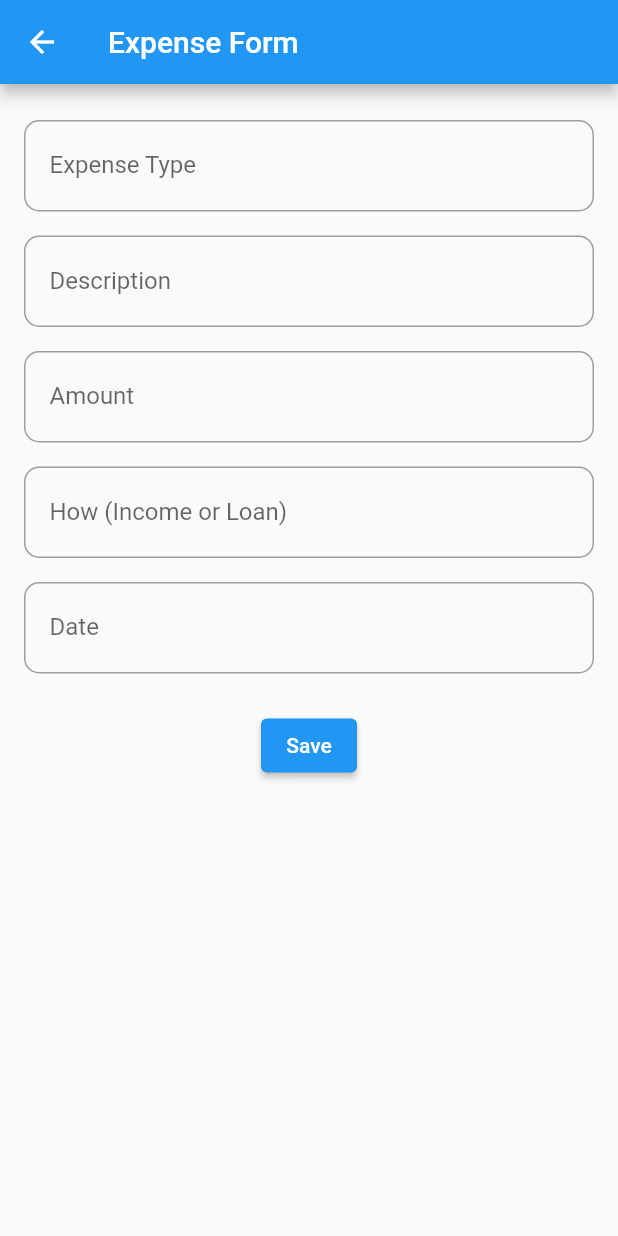
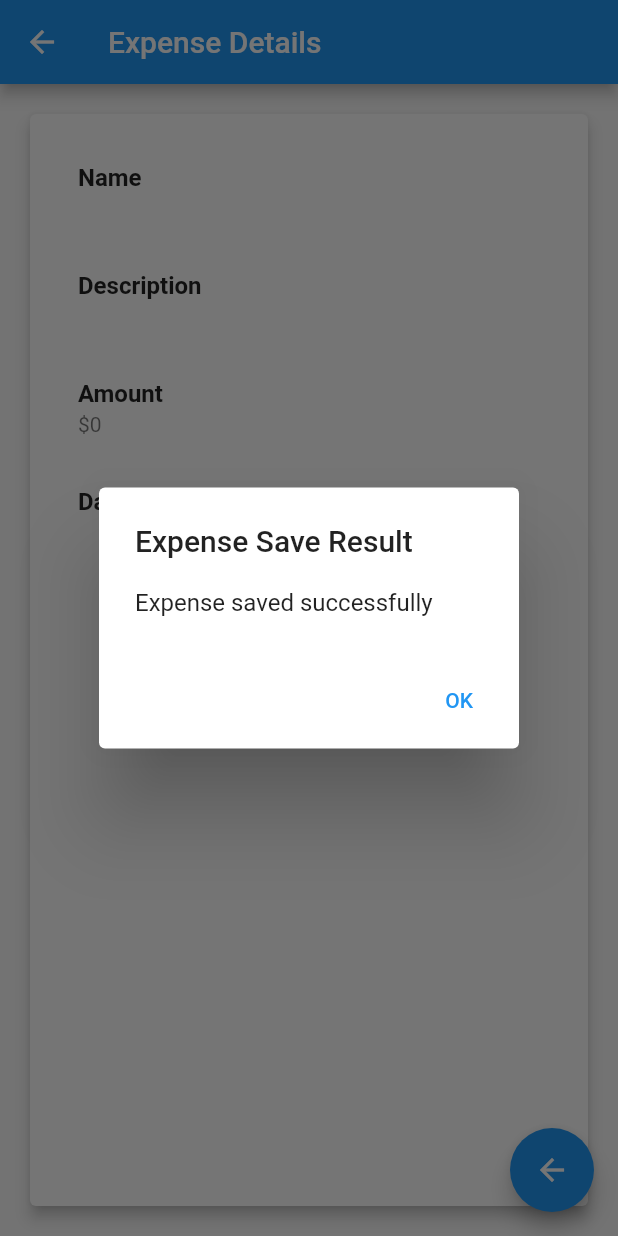
Before and after one commit to KalpaniAthukorala/Fintech_App, a Flutter app: the ExpenseForm screen opened directly, after a tap on "Save", on a phone screen of 412 x 824 dp. Run offline on Flutter 3.47's test engine with Material 2 defaults, Android fonts, the phone set to English and light mode, and no system bars; our stand-ins replace cloud_firestore, firebase_auth, firebase_core; accounts and stored records are empty; network calls fail.

Commit message:
expenses save functionality implemented

```diff
--- /dev/null
+++ b/lib/screens/expenses/ExpenseListPage.dart
@@ -0,0 +1,65 @@
+import 'package:flutter/material.dart';
+
+class ExpenseListPage extends StatelessWidget {
+  final Map<String, dynamic> expenseData;
+
+  ExpenseListPage(this.expenseData);
+
+  @override
+  Widget build(BuildContext context) {
+    return Scaffold(
+      appBar: AppBar(
+        title: Text('Expense Details'),
+      ),
+      body: Padding(
+        padding: const EdgeInsets.all(16.0),
+        child: Card(
+          elevation: 4.0,
+          child: Padding(
+            padding: const EdgeInsets.all(16.0),
+            child: Column(
+              crossAxisAlignment: CrossAxisAlignment.start,
+              children: [
+                ListTile(
+                  title: Text(
+                    'Name',
+                    style: TextStyle(fontWeight: FontWeight.bold),
+                  ),
+                  subtitle: Text(expenseData['name']),
+                ),
+                ListTile(
+                  title: Text(
+                    'Description',
+                    style: TextStyle(fontWeight: FontWeight.bold),
+                  ),
+                  subtitle: Text(expenseData['description']),
+                ),
+                ListTile(
+                  title: Text(
+                    'Amount',
+                    style: TextStyle(fontWeight: FontWeight.bold),
+                  ),
+                  subtitle: Text('\$${expenseData['amount']}'),
+                ),
+                ListTile(
+                  title: Text(
+                    'Date',
+                    style: TextStyle(fontWeight: FontWeight.bold),
+                  ),
+                  subtitle: Text(expenseData['date']),
+                ),
+              ],
+            ),
+          ),
+        ),
+      ),
+      floatingActionButton: FloatingActionButton(
+        onPressed: () {
+          // Navigate to the page for adding new expenses
+          Navigator.of(context).pop();
+        },
+        child: Icon(Icons.arrow_back),
+      ),
+    );
+  }
+}
--- a/lib/screens/expenses/expense_form.dart
+++ b/lib/screens/expenses/expense_form.dart
@@ -1,4 +1,6 @@
 import 'package:flutter/material.dart';
+import 'package:cloud_firestore/cloud_firestore.dart';
+import 'package:flutter1/screens/expenses/ExpenseListPage.dart';
 
 class ExpenseForm extends StatefulWidget {
   @override
@@ -6,15 +8,18 @@ class ExpenseForm extends StatefulWidget {
 }
 
 class _ExpenseFormState extends State<ExpenseForm> {
-  final TextEditingController expenseTypeController = TextEditingController();
+  final TextEditingController nameController = TextEditingController();
   final TextEditingController descriptionController = TextEditingController();
   final TextEditingController amountController = TextEditingController();
-  final TextEditingController howController = TextEditingController();
   final TextEditingController dateController = TextEditingController();
 
+  // Reference to Firestore collection
+  final CollectionReference expensesCollection =
+      FirebaseFirestore.instance.collection('test');
+
   // Define a function to create rounded input fields
-  Widget _buildRoundedInputField(
-      TextEditingController controller, String labelText) {
+  Widget _buildRoundedInputField(TextEditingController controller,
+      String labelText, TextInputType inputType) {
     return Container(
       margin: EdgeInsets.symmetric(vertical: 8.0),
       padding: EdgeInsets.symmetric(horizontal: 16.0),
@@ -27,12 +32,33 @@ class _ExpenseFormState extends State<ExpenseForm> {
       ),
       child: TextFormField(
         controller: controller,
+        keyboardType: inputType,
         decoration: InputDecoration(
           labelText: labelText,
           border: InputBorder.none,
         ),
       ),
     );
+  }
+
+  // Function to save expense data to Firestore
+  Future<String> _saveExpense() async {
+    final expenseData = {
+      'name': nameController.text,
+      'description': descriptionController.text,
+      'amount': int.tryParse(amountController.text) ?? 0,
+      'date': dateController.text,
+    };
+
+    try {
+      await expensesCollection.add(expenseData);
+      // Successfully saved to Firestore
+      return 'Expense saved successfully'; // Return a success message
+    } catch (e) {
+      // Handle errors, e.g., show an error message
+      print('Error saving expense: $e');
+      return 'Error saving expense: $e'; // Return an error message
+    }
   }
 
   @override
@@ -46,17 +72,51 @@ class _ExpenseFormState extends State<ExpenseForm> {
         child: SingleChildScrollView(
           child: Column(
             children: [
-              _buildRoundedInputField(expenseTypeController, 'Expense Type'),
-              _buildRoundedInputField(descriptionController, 'Description'),
-              _buildRoundedInputField(amountController, 'Amount'),
-              _buildRoundedInputField(howController, 'How (Income or Loan)'),
-              _buildRoundedInputField(dateController, 'Date'),
+              _buildRoundedInputField(
+                  nameController, 'Name', TextInputType.text),
+              _buildRoundedInputField(
+                  descriptionController, 'Description', TextInputType.text),
+              _buildRoundedInputField(
+                  amountController, 'Amount', TextInputType.number),
+              _buildRoundedInputField(
+                  dateController, 'Date', TextInputType.text),
               SizedBox(height: 16.0),
               ElevatedButton(
-                onPressed: () {
-                  // Add code to save the data to the database
-                  // You can use a database package like sqflite or Firebase Firestore
-                  // Add your logic here
+                onPressed: () async {
+                  String result = await _saveExpense();
+                  print(result);
+
+                  if (result == 'Expense saved successfully') {
+                    // Navigate to the new page with the saved data
+                    Navigator.of(context).push(
+                      MaterialPageRoute(
+                        builder: (context) => ExpenseListPage({
+                          'name': nameController.text,
+                          'description': descriptionController.text,
+                          'amount': int.tryParse(amountController.text) ?? 0,
+                          'date': dateController.text,
+                        }),
+                      ),
+                    );
+                  }
+
+                  showDialog(
+                    context: context,
+                    builder: (BuildContext context) {
+                      return AlertDialog(
+                        title: const Text('Expense Save Result'),
+                        content: Text(result),
+                        actions: <Widget>[
+                          TextButton(
+                            onPressed: () {
+                              Navigator.of(context).pop();
+                            },
+                            child: const Text('OK'),
+                          ),
+                        ],
+                      );
+                    },
+                  );
                 },
                 child: Text('Save'),
               ),
@@ -69,10 +129,9 @@ class _ExpenseFormState extends State<ExpenseForm> {
 
   @override
   void dispose() {
-    expenseTypeController.dispose();
+    nameController.dispose();
     descriptionController.dispose();
     amountController.dispose();
-    howController.dispose();
     dateController.dispose();
     super.dispose();
   }
--- a/pubspec.yaml
+++ b/pubspec.yaml
@@ -39,7 +39,8 @@ dependencies:
   firebase_auth: ^4.9.0
   provider: ^6.0.5
   face_detection: ^0.0.6
-  firebase_ml_vision: ^0.12.0+3
+  local_auth: ^2.1.7
+  cloud_firestore: ^4.9.1
 
 dev_dependencies:
   flutter_test:
```
Also changed, not shown: lib/screens/expenses/expense_service.dart (added, +26 -0 lines), lib/screens/home/home.dart (+34 -1 lines), pubspec.lock, 2 other files.
